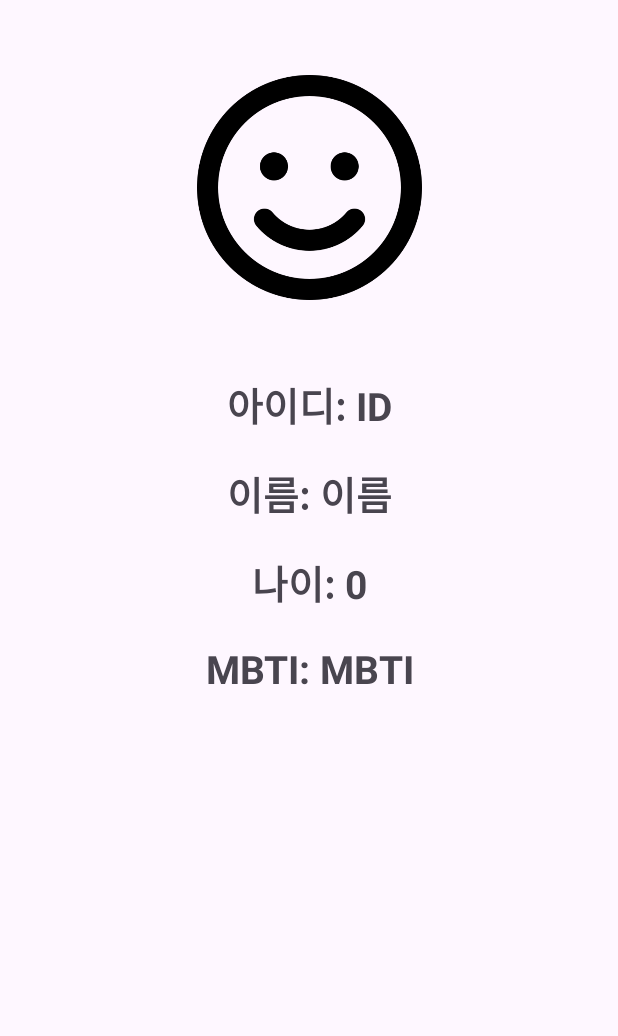
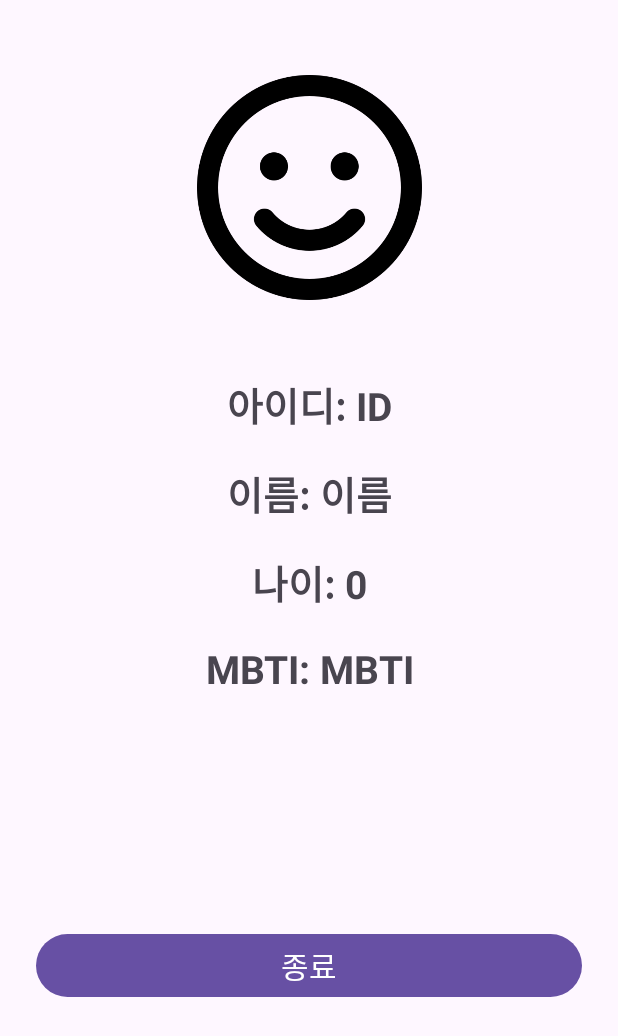
Before and after one commit to dlho1222/Sparta-Week4-Introduce, an Android app: the layout activity_home.xml on its own in the app's theme, with its tools: preview values and no code run, on a phone screen of 412 x 824 dp. Shown: the top 1036 px of the screen. Run offline under Robolectric (Android 15) with nearby library versions, the phone set to English and light mode, and no system bars.

Commit message:
2. 자기 소개 랜덤사진

```diff
--- a/app/src/main/java/com/example/introduce/HomeActivity.kt
+++ b/app/src/main/java/com/example/introduce/HomeActivity.kt
@@ -2,18 +2,29 @@
 
 import androidx.appcompat.app.AppCompatActivity
 import android.os.Bundle
+import android.widget.Button
+import android.widget.ImageView
 import android.widget.TextView
 import org.w3c.dom.Text
+import kotlin.random.Random
 
 class HomeActivity : AppCompatActivity() {
+    val images = listOf(R.drawable.android_original,R.drawable.android_pressed2,R.drawable.android_pressed,R.drawable.cpu,R.drawable.smile_icon)
     override fun onCreate(savedInstanceState: Bundle?) {
         super.onCreate(savedInstanceState)
         setContentView(R.layout.activity_home)
+        val profile = findViewById<ImageView>(R.id.iv_Profile)
+        val finishButton = findViewById<Button>(R.id.btn_finish)
         val id = intent.getStringExtra("id")
         val tv_Id = findViewById<TextView>(R.id.tv_Id)
         val tv_name = findViewById<TextView>(R.id.tv_Name)
         val tv_age = findViewById<TextView>(R.id.tv_Age)
         val tv_MBTI = findViewById<TextView>(R.id.tv_MBTI)
+        profile.setImageResource(images[Random.nextInt(4)])
+        finishButton.setOnClickListener {
+            finish()
+        }
+
         tv_Id.text = "아이디: $id"
         tv_name.text = "이름: 이호"
         tv_age.text = "나이: 29"
--- a/app/src/main/res/layout/activity_home.xml
+++ b/app/src/main/res/layout/activity_home.xml
@@ -68,5 +68,28 @@
         app:layout_constraintStart_toStartOf="parent"
         app:layout_constraintTop_toBottomOf="@id/tv_Age" />
 
+    <LinearLayout
+        android:layout_width="0dp"
+        android:layout_height="wrap_content"
+        android:orientation="vertical"
+        android:padding="24dp"
+        app:layout_constraintBottom_toBottomOf="parent"
+        app:layout_constraintEnd_toEndOf="parent"
+        app:layout_constraintStart_toStartOf="parent"
+        app:layout_constraintTop_toBottomOf="@id/tv_MBTI">
+
+        <Button
+            android:id="@+id/btn_finish"
+            android:layout_width="match_parent"
+            android:layout_height="wrap_content"
+            android:text="종료"
+            android:textSize="20sp"
+            app:layout_constraintBottom_toBottomOf="parent"
+            app:layout_constraintEnd_toEndOf="parent"
+            app:layout_constraintStart_toStartOf="parent"
+            app:layout_constraintTop_toBottomOf="@id/tv_MBTI" />
+
+
+    </LinearLayout>
 
 </androidx.constraintlayout.widget.ConstraintLayout>
--- a/app/src/main/res/layout/activity_signin.xml
+++ b/app/src/main/res/layout/activity_signin.xml
@@ -8,10 +8,10 @@
     tools:context=".SignInActivity">
 
     <ImageView
-        android:layout_marginTop="36dp"
         android:id="@+id/iv_MainLogo"
         android:layout_width="250dp"
         android:layout_height="150dp"
+        android:layout_marginTop="36dp"
         android:src="@drawable/android_original"
         app:layout_constraintEnd_toEndOf="parent"
         app:layout_constraintStart_toStartOf="parent"
@@ -60,6 +60,7 @@
         android:layout_height="wrap_content"
         android:layout_marginTop="16dp"
         android:hint="비밀번호를 입력하세요."
+        android:inputType="textPassword"
         android:textStyle="bold"
         app:layout_constraintEnd_toEndOf="parent"
         app:layout_constraintStart_toStartOf="parent"
```
